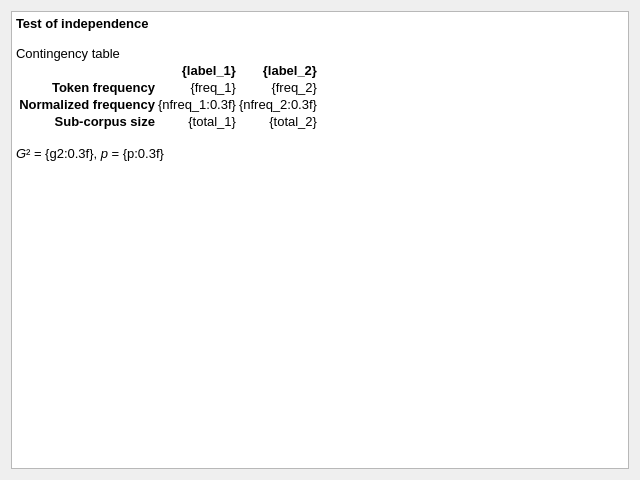
Qt form coquery/gui/ui/independenceTestViewer.ui (gkunter/coquery) before a commit.
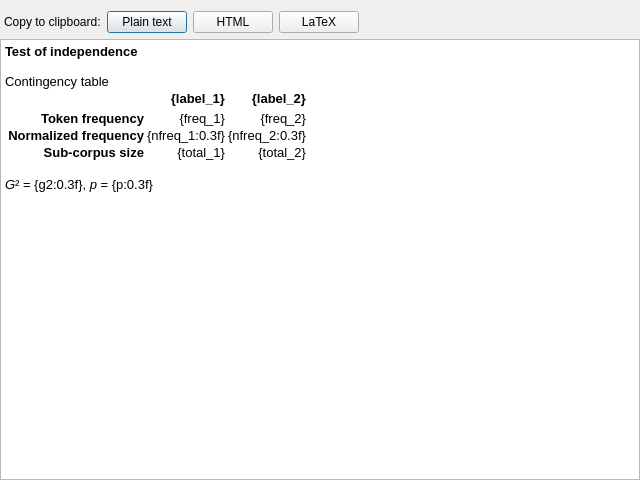
The same form after that commit.

Commit message: Add clipboard buttons. Add effect sizes. Calculate chi-square if SciPy is not available

What changed in the file:
```diff
--- a/coquery/gui/ui/independenceTestViewer.ui
+++ b/coquery/gui/ui/independenceTestViewer.ui
@@ -14,47 +14,107 @@
    <string>Tests of Independence – Coquery</string>
   </property>
   <layout class="QVBoxLayout" name="verticalLayout">
+   <property name="leftMargin">
+    <number>0</number>
+   </property>
+   <property name="rightMargin">
+    <number>0</number>
+   </property>
+   <property name="bottomMargin">
+    <number>0</number>
+   </property>
+   <item>
+    <layout class="QHBoxLayout" name="horizontalLayout">
+     <property name="leftMargin">
+      <number>4</number>
+     </property>
+     <property name="rightMargin">
+      <number>4</number>
+     </property>
+     <item>
+      <widget class="QLabel" name="label">
+       <property name="text">
+        <string>Copy to clipboard:</string>
+       </property>
+      </widget>
+     </item>
+     <item>
+      <widget class="QPushButton" name="button_copy_text">
+       <property name="text">
+        <string>Plain text</string>
+       </property>
+      </widget>
+     </item>
+     <item>
+      <widget class="QPushButton" name="button_copy_html">
+       <property name="text">
+        <string>HTML</string>
+       </property>
+      </widget>
+     </item>
+     <item>
+      <widget class="QPushButton" name="button_copy_latex">
+       <property name="text">
+        <string>LaTeX</string>
+       </property>
+      </widget>
+     </item>
+     <item>
+      <spacer name="horizontalSpacer">
+       <property name="orientation">
+        <enum>Qt::Horizontal</enum>
+       </property>
+       <property name="sizeHint" stdset="0">
+        <size>
+         <width>40</width>
+         <height>20</height>
+        </size>
+       </property>
+      </spacer>
+     </item>
+    </layout>
+   </item>
    <item>
     <widget class="QTextBrowser" name="textBrowser">
      <property name="html">
       <string>&lt;!DOCTYPE HTML PUBLIC &quot;-//W3C//DTD HTML 4.0//EN&quot; &quot;http://www.w3.org/TR/REC-html40/strict.dtd&quot;&gt;
 &lt;html&gt;&lt;head&gt;&lt;meta name=&quot;qrichtext&quot; content=&quot;1&quot; /&gt;&lt;style type=&quot;text/css&quot;&gt;
 p, li { white-space: pre-wrap; }
-&lt;/style&gt;&lt;/head&gt;&lt;body style=&quot; font-family:'Droid Sans'; font-size:10pt; font-weight:400; font-style:normal;&quot;&gt;
-&lt;p style=&quot; margin-top:0px; margin-bottom:0px; margin-left:0px; margin-right:0px; -qt-block-indent:0; text-indent:0px;&quot;&gt;&lt;span style=&quot; font-weight:600;&quot;&gt;Test of independence&lt;/span&gt;&lt;/p&gt;
-&lt;p style=&quot;-qt-paragraph-type:empty; margin-top:0px; margin-bottom:0px; margin-left:0px; margin-right:0px; -qt-block-indent:0; text-indent:0px; font-weight:600;&quot;&gt;&lt;br /&gt;&lt;/p&gt;
-&lt;p style=&quot; margin-top:0px; margin-bottom:0px; margin-left:0px; margin-right:0px; -qt-block-indent:0; text-indent:0px;&quot;&gt;Contingency table&lt;/p&gt;
-&lt;p style=&quot;-qt-paragraph-type:empty; margin-top:0px; margin-bottom:0px; margin-left:0px; margin-right:0px; -qt-block-indent:0; text-indent:0px; font-weight:600;&quot;&gt;&lt;br /&gt;&lt;/p&gt;
+&lt;/style&gt;&lt;/head&gt;&lt;body style=&quot; font-family:'Droid Sans'; font-size:11pt; font-weight:400; font-style:normal;&quot;&gt;
+&lt;p style=&quot; margin-top:0px; margin-bottom:0px; margin-left:0px; margin-right:0px; -qt-block-indent:0; text-indent:0px;&quot;&gt;&lt;span style=&quot; font-size:10pt; font-weight:600;&quot;&gt;Test of independence&lt;/span&gt;&lt;/p&gt;
+&lt;p style=&quot;-qt-paragraph-type:empty; margin-top:0px; margin-bottom:0px; margin-left:0px; margin-right:0px; -qt-block-indent:0; text-indent:0px; font-size:10pt; font-weight:600;&quot;&gt;&lt;br /&gt;&lt;/p&gt;
+&lt;p style=&quot; margin-top:0px; margin-bottom:0px; margin-left:0px; margin-right:0px; -qt-block-indent:0; text-indent:0px;&quot;&gt;&lt;span style=&quot; font-size:10pt;&quot;&gt;Contingency table&lt;/span&gt;&lt;/p&gt;
+&lt;p style=&quot;-qt-paragraph-type:empty; margin-top:0px; margin-bottom:0px; margin-left:0px; margin-right:0px; -qt-block-indent:0; text-indent:0px; font-size:10pt; font-weight:600;&quot;&gt;&lt;br /&gt;&lt;/p&gt;
 &lt;table border=&quot;0&quot; style=&quot; margin-top:0px; margin-bottom:0px; margin-left:0px; margin-right:0px;&quot; cellspacing=&quot;2&quot; cellpadding=&quot;0&quot;&gt;
 &lt;tr&gt;
 &lt;td&gt;&lt;/td&gt;
 &lt;td&gt;
-&lt;p align=&quot;right&quot; style=&quot; margin-top:0px; margin-bottom:0px; margin-left:0px; margin-right:0px; -qt-block-indent:0; text-indent:0px;&quot;&gt;&lt;span style=&quot; font-weight:600;&quot;&gt;{label_1}&lt;/span&gt;&lt;/p&gt;&lt;/td&gt;
+&lt;p align=&quot;right&quot; style=&quot; margin-top:0px; margin-bottom:0px; margin-left:0px; margin-right:0px; -qt-block-indent:0; text-indent:0px;&quot;&gt;&lt;span style=&quot; font-size:10pt; font-weight:600;&quot;&gt;{label_1}&lt;/span&gt;&lt;/p&gt;&lt;/td&gt;
 &lt;td&gt;
-&lt;p align=&quot;right&quot; style=&quot; margin-top:0px; margin-bottom:0px; margin-left:0px; margin-right:0px; -qt-block-indent:0; text-indent:0px;&quot;&gt;&lt;span style=&quot; font-weight:600;&quot;&gt;{label_2}&lt;/span&gt;&lt;/p&gt;&lt;/td&gt;&lt;/tr&gt;
+&lt;p align=&quot;right&quot; style=&quot; margin-top:0px; margin-bottom:0px; margin-left:0px; margin-right:0px; -qt-block-indent:0; text-indent:0px;&quot;&gt;&lt;span style=&quot; font-size:10pt; font-weight:600;&quot;&gt;{label_2}&lt;/span&gt;&lt;/p&gt;&lt;/td&gt;&lt;/tr&gt;
 &lt;tr&gt;
 &lt;td&gt;
-&lt;p align=&quot;right&quot; style=&quot; margin-top:0px; margin-bottom:0px; margin-left:0px; margin-right:0px; -qt-block-indent:0; text-indent:0px;&quot;&gt;&lt;span style=&quot; font-weight:600;&quot;&gt;Token frequency&lt;/span&gt;&lt;/p&gt;&lt;/td&gt;
+&lt;p align=&quot;right&quot; style=&quot; margin-top:0px; margin-bottom:0px; margin-left:0px; margin-right:0px; -qt-block-indent:0; text-indent:0px;&quot;&gt;&lt;span style=&quot; font-size:10pt; font-weight:600;&quot;&gt;Token frequency&lt;/span&gt;&lt;/p&gt;&lt;/td&gt;
 &lt;td&gt;
-&lt;p align=&quot;right&quot; style=&quot; margin-top:0px; margin-bottom:0px; margin-left:0px; margin-right:0px; -qt-block-indent:0; text-indent:0px;&quot;&gt;{freq_1}&lt;/p&gt;&lt;/td&gt;
+&lt;p align=&quot;right&quot; style=&quot; margin-top:0px; margin-bottom:0px; margin-left:0px; margin-right:0px; -qt-block-indent:0; text-indent:0px;&quot;&gt;&lt;span style=&quot; font-size:10pt;&quot;&gt;{freq_1}&lt;/span&gt;&lt;/p&gt;&lt;/td&gt;
 &lt;td&gt;
-&lt;p align=&quot;right&quot; style=&quot; margin-top:0px; margin-bottom:0px; margin-left:0px; margin-right:0px; -qt-block-indent:0; text-indent:0px;&quot;&gt;{freq_2}&lt;/p&gt;&lt;/td&gt;&lt;/tr&gt;
+&lt;p align=&quot;right&quot; style=&quot; margin-top:0px; margin-bottom:0px; margin-left:0px; margin-right:0px; -qt-block-indent:0; text-indent:0px;&quot;&gt;&lt;span style=&quot; font-size:10pt;&quot;&gt;{freq_2}&lt;/span&gt;&lt;/p&gt;&lt;/td&gt;&lt;/tr&gt;
 &lt;tr&gt;
 &lt;td&gt;
-&lt;p align=&quot;right&quot; style=&quot; margin-top:0px; margin-bottom:0px; margin-left:0px; margin-right:0px; -qt-block-indent:0; text-indent:0px;&quot;&gt;&lt;span style=&quot; font-weight:600;&quot;&gt;Normalized frequency&lt;/span&gt;&lt;/p&gt;&lt;/td&gt;
+&lt;p align=&quot;right&quot; style=&quot; margin-top:0px; margin-bottom:0px; margin-left:0px; margin-right:0px; -qt-block-indent:0; text-indent:0px;&quot;&gt;&lt;span style=&quot; font-size:10pt; font-weight:600;&quot;&gt;Normalized frequency&lt;/span&gt;&lt;/p&gt;&lt;/td&gt;
 &lt;td&gt;
-&lt;p align=&quot;right&quot; style=&quot; margin-top:0px; margin-bottom:0px; margin-left:0px; margin-right:0px; -qt-block-indent:0; text-indent:0px;&quot;&gt;{nfreq_1:0.3f}&lt;/p&gt;&lt;/td&gt;
+&lt;p align=&quot;right&quot; style=&quot; margin-top:0px; margin-bottom:0px; margin-left:0px; margin-right:0px; -qt-block-indent:0; text-indent:0px;&quot;&gt;&lt;span style=&quot; font-size:10pt;&quot;&gt;{nfreq_1:0.3f}&lt;/span&gt;&lt;/p&gt;&lt;/td&gt;
 &lt;td&gt;
-&lt;p align=&quot;right&quot; style=&quot; margin-top:0px; margin-bottom:0px; margin-left:0px; margin-right:0px; -qt-block-indent:0; text-indent:0px;&quot;&gt;{nfreq_2:0.3f}&lt;/p&gt;&lt;/td&gt;&lt;/tr&gt;
+&lt;p align=&quot;right&quot; style=&quot; margin-top:0px; margin-bottom:0px; margin-left:0px; margin-right:0px; -qt-block-indent:0; text-indent:0px;&quot;&gt;&lt;span style=&quot; font-size:10pt;&quot;&gt;{nfreq_2:0.3f}&lt;/span&gt;&lt;/p&gt;&lt;/td&gt;&lt;/tr&gt;
 &lt;tr&gt;
 &lt;td&gt;
-&lt;p align=&quot;right&quot; style=&quot; margin-top:0px; margin-bottom:0px; margin-left:0px; margin-right:0px; -qt-block-indent:0; text-indent:0px;&quot;&gt;&lt;span style=&quot; font-weight:600;&quot;&gt;Sub-corpus size&lt;/span&gt;&lt;/p&gt;&lt;/td&gt;
+&lt;p align=&quot;right&quot; style=&quot; margin-top:0px; margin-bottom:0px; margin-left:0px; margin-right:0px; -qt-block-indent:0; text-indent:0px;&quot;&gt;&lt;span style=&quot; font-size:10pt; font-weight:600;&quot;&gt;Sub-corpus size&lt;/span&gt;&lt;/p&gt;&lt;/td&gt;
 &lt;td&gt;
-&lt;p align=&quot;right&quot; style=&quot; margin-top:0px; margin-bottom:0px; margin-left:0px; margin-right:0px; -qt-block-indent:0; text-indent:0px;&quot;&gt;{total_1}&lt;/p&gt;&lt;/td&gt;
+&lt;p align=&quot;right&quot; style=&quot; margin-top:0px; margin-bottom:0px; margin-left:0px; margin-right:0px; -qt-block-indent:0; text-indent:0px;&quot;&gt;&lt;span style=&quot; font-size:10pt;&quot;&gt;{total_1}&lt;/span&gt;&lt;/p&gt;&lt;/td&gt;
 &lt;td&gt;
-&lt;p align=&quot;right&quot; style=&quot; margin-top:0px; margin-bottom:0px; margin-left:0px; margin-right:0px; -qt-block-indent:0; text-indent:0px;&quot;&gt;{total_2}&lt;/p&gt;&lt;/td&gt;&lt;/tr&gt;&lt;/table&gt;
-&lt;p style=&quot;-qt-paragraph-type:empty; margin-top:0px; margin-bottom:0px; margin-left:0px; margin-right:0px; -qt-block-indent:0; text-indent:0px;&quot;&gt;&lt;br /&gt;&lt;/p&gt;
-&lt;p style=&quot; margin-top:0px; margin-bottom:0px; margin-left:0px; margin-right:0px; -qt-block-indent:0; text-indent:0px;&quot;&gt;&lt;span style=&quot; font-style:italic;&quot;&gt;G&lt;/span&gt;² = {g2:0.3f}, &lt;span style=&quot; font-style:italic;&quot;&gt;p&lt;/span&gt; = {p:0.3f}&lt;/p&gt;&lt;/body&gt;&lt;/html&gt;</string>
+&lt;p align=&quot;right&quot; style=&quot; margin-top:0px; margin-bottom:0px; margin-left:0px; margin-right:0px; -qt-block-indent:0; text-indent:0px;&quot;&gt;&lt;span style=&quot; font-size:10pt;&quot;&gt;{total_2}&lt;/span&gt;&lt;/p&gt;&lt;/td&gt;&lt;/tr&gt;&lt;/table&gt;
+&lt;p style=&quot;-qt-paragraph-type:empty; margin-top:0px; margin-bottom:0px; margin-left:0px; margin-right:0px; -qt-block-indent:0; text-indent:0px; font-size:10pt;&quot;&gt;&lt;br /&gt;&lt;/p&gt;
+&lt;p style=&quot; margin-top:0px; margin-bottom:0px; margin-left:0px; margin-right:0px; -qt-block-indent:0; text-indent:0px;&quot;&gt;&lt;span style=&quot; font-size:10pt; font-style:italic;&quot;&gt;G&lt;/span&gt;&lt;span style=&quot; font-size:10pt;&quot;&gt;² = {g2:0.3f}, &lt;/span&gt;&lt;span style=&quot; font-size:10pt; font-style:italic;&quot;&gt;p&lt;/span&gt;&lt;span style=&quot; font-size:10pt;&quot;&gt; = {p:0.3f}&lt;/span&gt;&lt;/p&gt;&lt;/body&gt;&lt;/html&gt;</string>
      </property>
     </widget>
    </item>
```
The commit also changes 2 other files.
